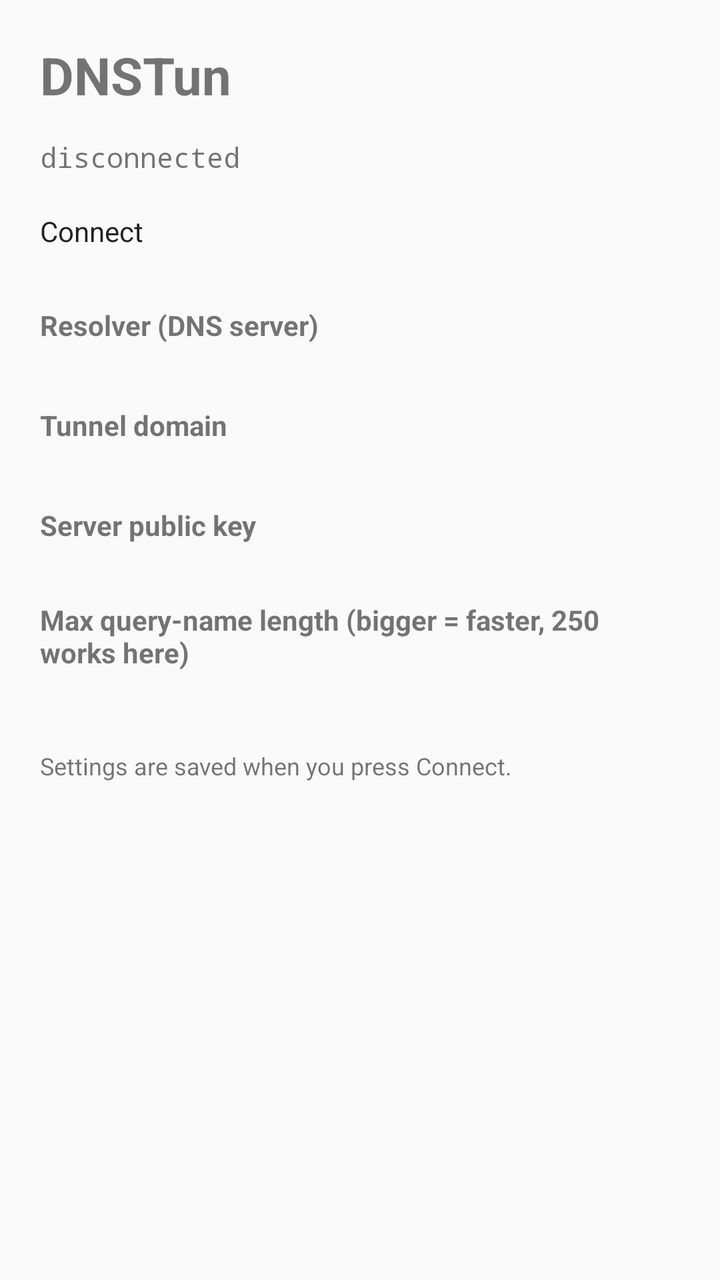
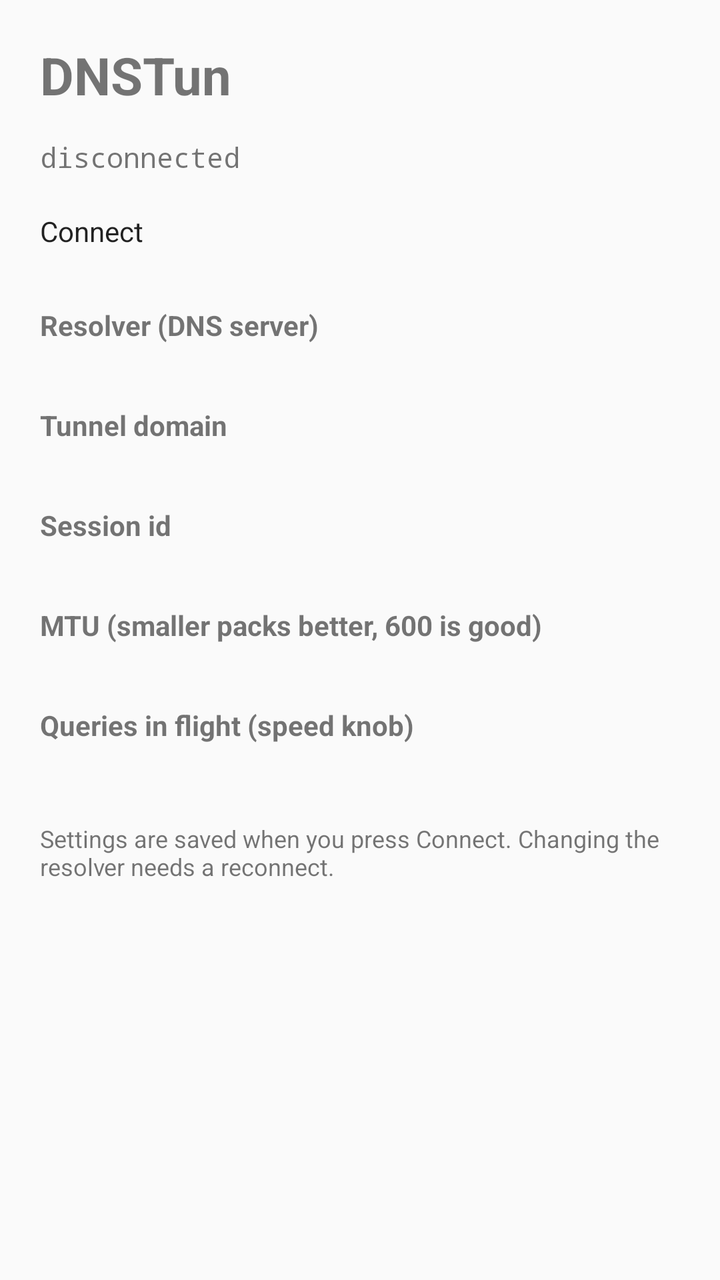

Screens rendered from an Android XML layout before and after an edit, with the pre-edit source and the edit as a unified diff.
<!-- AndroidManifest.xml: application theme Theme.Dnstun -->
<!-- res/layout/activity_main.xml -->
<?xml version="1.0" encoding="utf-8"?>
<ScrollView xmlns:android="http://schemas.android.com/apk/res/android"
    android:id="@+id/root"
    android:layout_width="match_parent"
    android:layout_height="match_parent"
    android:fitsSystemWindows="true"
    android:padding="20dp">

    <LinearLayout
        android:layout_width="match_parent"
        android:layout_height="wrap_content"
        android:orientation="vertical">

        <TextView
            android:layout_width="wrap_content"
            android:layout_height="wrap_content"
            android:text="@string/app_name"
            android:textSize="26sp"
            android:textStyle="bold" />

        <TextView
            android:id="@+id/status"
            android:layout_width="match_parent"
            android:layout_height="wrap_content"
            android:layout_marginTop="14dp"
            android:fontFamily="monospace"
            android:text="disconnected"
            android:textSize="14sp" />

        <Button
            android:id="@+id/connect"
            android:layout_width="match_parent"
            android:layout_height="wrap_content"
            android:layout_marginTop="18dp"
            android:text="Connect" />

        <TextView
            android:layout_width="wrap_content"
            android:layout_height="wrap_content"
            android:layout_marginTop="28dp"
            android:text="Resolver (DNS server)"
            android:textStyle="bold" />

        <EditText
            android:id="@+id/resolver"
            android:layout_width="match_parent"
            android:layout_height="wrap_content"
            android:inputType="text"
            android:autofillHints="none" />

        <TextView
            android:layout_width="wrap_content"
            android:layout_height="wrap_content"
            android:layout_marginTop="12dp"
            android:text="Tunnel domain"
            android:textStyle="bold" />

        <EditText
            android:id="@+id/zone"
            android:layout_width="match_parent"
            android:layout_height="wrap_content"
            android:inputType="textUri"
            android:autofillHints="none" />

        <TextView
            android:layout_width="wrap_content"
            android:layout_height="wrap_content"
            android:layout_marginTop="12dp"
            android:text="Server public key"
            android:textStyle="bold" />

        <EditText
            android:id="@+id/pubkey"
            android:layout_width="match_parent"
            android:layout_height="wrap_content"
            android:inputType="text"
            android:fontFamily="monospace"
            android:textSize="12sp"
            android:autofillHints="none" />

        <TextView
            android:layout_width="wrap_content"
            android:layout_height="wrap_content"
            android:layout_marginTop="12dp"
            android:text="Max query-name length (bigger = faster, 250 works here)"
            android:textStyle="bold" />

        <EditText
            android:id="@+id/qname"
            android:layout_width="match_parent"
            android:layout_height="wrap_content"
            android:inputType="number"
            android:autofillHints="none" />

        <TextView
            android:layout_width="match_parent"
            android:layout_height="wrap_content"
            android:layout_marginTop="20dp"
            android:textSize="12sp"
            android:text="Settings are saved when you press Connect." />

    </LinearLayout>
</ScrollView>
<!-- resources referenced by this layout -->
<resources>
  <string name="app_name">DNSTun</string>
  <style name="Theme.Dnstun" parent="android:Theme.Material.Light.DarkActionBar" />
</resources>

<!-- the commit's change to res/layout/activity_main.xml (unified diff, before → after) -->
@@ -66,27 +66,39 @@
             android:layout_width="wrap_content"
             android:layout_height="wrap_content"
             android:layout_marginTop="12dp"
-            android:text="Server public key"
+            android:text="Session id"
             android:textStyle="bold" />
 
         <EditText
-            android:id="@+id/pubkey"
+            android:id="@+id/sid"
             android:layout_width="match_parent"
             android:layout_height="wrap_content"
             android:inputType="text"
-            android:fontFamily="monospace"
-            android:textSize="12sp"
             android:autofillHints="none" />
 
         <TextView
             android:layout_width="wrap_content"
             android:layout_height="wrap_content"
             android:layout_marginTop="12dp"
-            android:text="Max query-name length (bigger = faster, 250 works here)"
+            android:text="MTU (smaller packs better, 600 is good)"
             android:textStyle="bold" />
 
         <EditText
-            android:id="@+id/qname"
+            android:id="@+id/mtu"
+            android:layout_width="match_parent"
+            android:layout_height="wrap_content"
+            android:inputType="number"
+            android:autofillHints="none" />
+
+        <TextView
+            android:layout_width="wrap_content"
+            android:layout_height="wrap_content"
+            android:layout_marginTop="12dp"
+            android:text="Queries in flight (speed knob)"
+            android:textStyle="bold" />
+
+        <EditText
+            android:id="@+id/depth"
             android:layout_width="match_parent"
             android:layout_height="wrap_content"
             android:inputType="number"
@@ -97,7 +109,7 @@
             android:layout_height="wrap_content"
             android:layout_marginTop="20dp"
             android:textSize="12sp"
-            android:text="Settings are saved when you press Connect." />
+            android:text="Settings are saved when you press Connect. Changing the resolver needs a reconnect." />
 
     </LinearLayout>
 </ScrollView>
